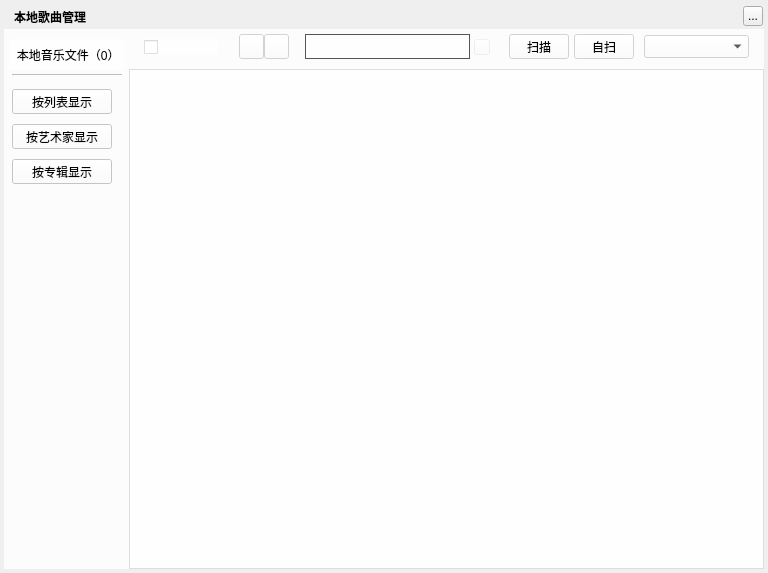
This is TTKModule/TTKWidget/musicUiKits/musicToolsetsKits/musiclocalsongsmanagerwidget.ui in Greedysky/TTKMusicPlayer as Qt 5 draws it before an edit. The edited form follows.
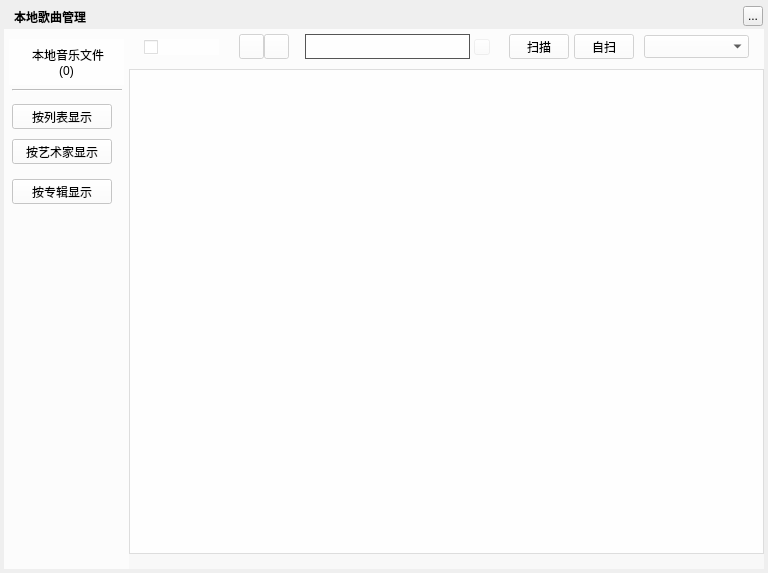
This is the edited form. The open tabs and pages were chosen to show the change. Icons and pictures are not drawn. Custom widgets are drawn as their Qt base class.

```diff
--- a/TTKModule/TTKWidget/musicUiKits/musicToolsetsKits/musiclocalsongsmanagerwidget.ui
+++ b/TTKModule/TTKWidget/musicUiKits/musicToolsetsKits/musiclocalsongsmanagerwidget.ui
@@ -74,7 +74,7 @@
     <property name="geometry">
      <rect>
       <x>8</x>
-      <y>60</y>
+      <y>75</y>
       <width>100</width>
       <height>25</height>
      </rect>
@@ -87,7 +87,7 @@
     <property name="geometry">
      <rect>
       <x>8</x>
-      <y>95</y>
+      <y>110</y>
       <width>100</width>
       <height>25</height>
      </rect>
@@ -102,11 +102,12 @@
       <x>5</x>
       <y>10</y>
       <width>115</width>
-      <height>31</height>
+      <height>46</height>
      </rect>
     </property>
     <property name="text">
-     <string> 本地音乐文件（0）</string>
+     <string> 本地音乐文件
+(0)</string>
     </property>
     <property name="alignment">
      <set>Qt::AlignCenter</set>
@@ -119,7 +120,7 @@
     <property name="geometry">
      <rect>
       <x>8</x>
-      <y>45</y>
+      <y>60</y>
       <width>110</width>
       <height>2</height>
      </rect>
@@ -132,7 +133,7 @@
     <property name="geometry">
      <rect>
       <x>8</x>
-      <y>130</y>
+      <y>150</y>
       <width>100</width>
       <height>25</height>
      </rect>
@@ -278,7 +279,7 @@
       <x>0</x>
       <y>40</y>
       <width>635</width>
-      <height>500</height>
+      <height>485</height>
      </rect>
     </property>
     <widget class="MusicLocalSongsTableWidget" name="songlistsTable"/>
```
Left out of the diff: 3 changed lines with no effect on the pictures.
